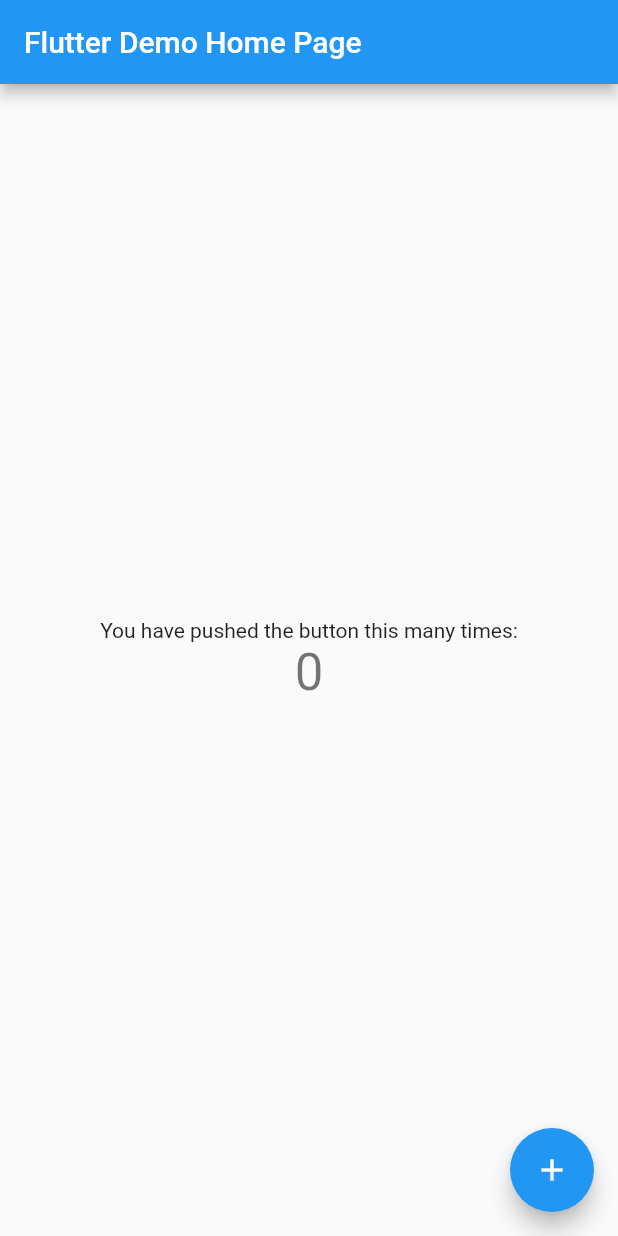
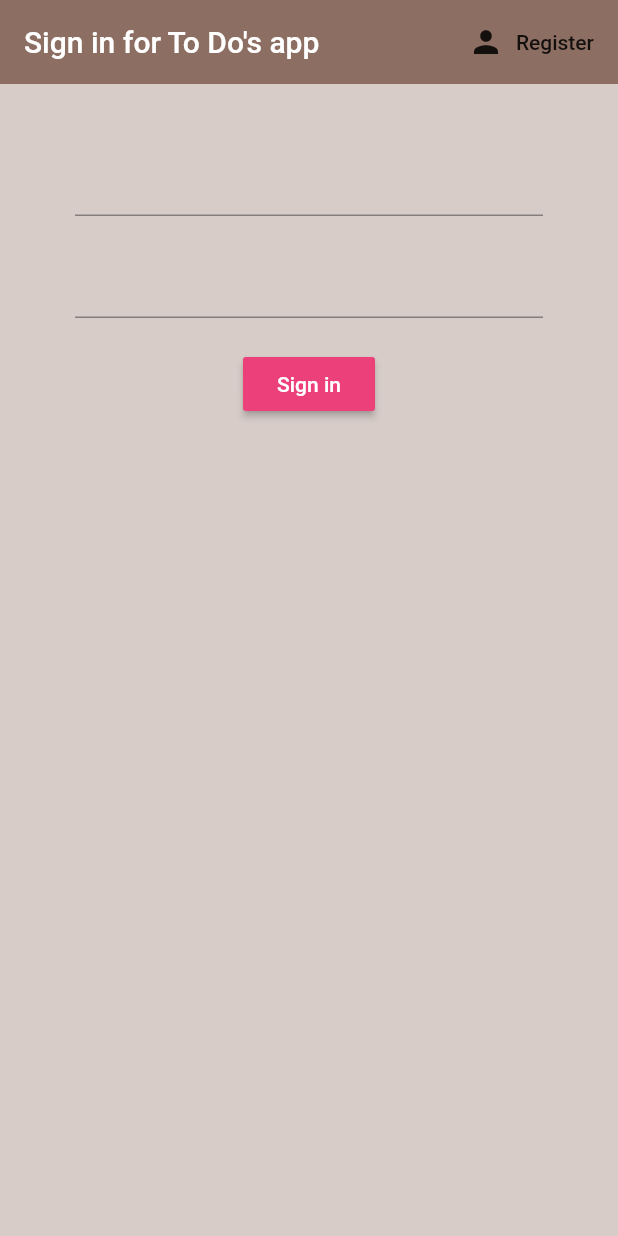
Before and after one commit to hernan1998/Flutter-Firebase, a Flutter app: the screen it shows after launch, on a phone screen of 412 x 824 dp. Run offline on Flutter 3.47's test engine with Material 2 defaults, Android fonts, the phone set to English and light mode, and no system bars; our stand-ins replace firebase_auth; accounts and stored records are empty.

```diff
--- a/lib/main.dart
+++ b/lib/main.dart
@@ -1,4 +1,8 @@
 import 'package:flutter/material.dart';
+import 'package:flutter_firebase/models/user.dart';
+import 'package:flutter_firebase/screens/wrapper.dart';
+import 'package:flutter_firebase/services/auth.dart';
+import 'package:provider/provider.dart';
 
 void main() {
   runApp(MyApp());
@@ -8,110 +12,11 @@ class MyApp extends StatelessWidget {
   // This widget is the root of your application.
   @override
   Widget build(BuildContext context) {
-    return MaterialApp(
-      title: 'Flutter Demo',
-      theme: ThemeData(
-        // This is the theme of your application.
-        //
-        // Try running your application with "flutter run". You'll see the
-        // application has a blue toolbar. Then, without quitting the app, try
-        // changing the primarySwatch below to Colors.green and then invoke
-        // "hot reload" (press "r" in the console where you ran "flutter run",
-        // or simply save your changes to "hot reload" in a Flutter IDE).
-        // Notice that the counter didn't reset back to zero; the application
-        // is not restarted.
-        primarySwatch: Colors.blue,
-        // This makes the visual density adapt to the platform that you run
-        // the app on. For desktop platforms, the controls will be smaller and
-        // closer together (more dense) than on mobile platforms.
-        visualDensity: VisualDensity.adaptivePlatformDensity,
+    return StreamProvider<User>.value(
+      value: AuthService().user,
+      child: MaterialApp(
+        home: Wrapper(),
       ),
-      home: MyHomePage(title: 'Flutter Demo Home Page'),
     );
   }
 }
-
-class MyHomePage extends StatefulWidget {
-  MyHomePage({Key key, this.title}) : super(key: key);
-
-  // This widget is the home page of your application. It is stateful, meaning
-  // that it has a State object (defined below) that contains fields that affect
-  // how it looks.
-
-  // This class is the configuration for the state. It holds the values (in this
-  // case the title) provided by the parent (in this case the App widget) and
-  // used by the build method of the State. Fields in a Widget subclass are
-  // always marked "final".
-
-  final String title;
-
-  @override
-  _MyHomePageState createState() => _MyHomePageState();
-}
-
-class _MyHomePageState extends State<MyHomePage> {
-  int _counter = 0;
-
-  void _incrementCounter() {
-    setState(() {
-      // This call to setState tells the Flutter framework that something has
-      // changed in this State, which causes it to rerun the build method below
-      // so that the display can reflect the updated values. If we changed
-      // _counter without calling setState(), then the build method would not be
-      // called again, and so nothing would appear to happen.
-      _counter++;
-    });
-  }
-
-  @override
-  Widget build(BuildContext context) {
-    // This method is rerun every time setState is called, for instance as done
-    // by the _incrementCounter method above.
-    //
-    // The Flutter framework has been optimized to make rerunning build methods
-    // fast, so that you can just rebuild anything that needs updating rather
-    // than having to individually change instances of widgets.
-    return Scaffold(
-      appBar: AppBar(
-        // Here we take the value from the MyHomePage object that was created by
-        // the App.build method, and use it to set our appbar title.
-        title: Text(widget.title),
-      ),
-      body: Center(
-        // Center is a layout widget. It takes a single child and positions it
-        // in the middle of the parent.
-        child: Column(
-          // Column is also a layout widget. It takes a list of children and
-          // arranges them vertically. By default, it sizes itself to fit its
-          // children horizontally, and tries to be as tall as its parent.
-          //
-          // Invoke "debug painting" (press "p" in the console, choose the
-          // "Toggle Debug Paint" action from the Flutter Inspector in Android
-          // Studio, or the "Toggle Debug Paint" command in Visual Studio Code)
-          // to see the wireframe for each widget.
-          //
-          // Column has various properties to control how it sizes itself and
-          // how it positions its children. Here we use mainAxisAlignment to
-          // center the children vertically; the main axis here is the vertical
-          // axis because Columns are vertical (the cross axis would be
-          // horizontal).
-          mainAxisAlignment: MainAxisAlignment.center,
-          children: <Widget>[
-            Text(
-              'You have pushed the button this many times:',
-            ),
-            Text(
-              '$_counter',
-              style: Theme.of(context).textTheme.headline4,
-            ),
-          ],
-        ),
-      ),
-      floatingActionButton: FloatingActionButton(
-        onPressed: _incrementCounter,
-        tooltip: 'Increment',
-        child: Icon(Icons.add),
-      ), // This trailing comma makes auto-formatting nicer for build methods.
-    );
-  }
-}
--- /dev/null
+++ b/lib/models/user.dart
@@ -0,0 +1,7 @@
+class User{
+
+  final String uid;
+
+  User({this.uid});
+
+}
--- /dev/null
+++ b/lib/screens/authenticate/authenticate.dart
@@ -0,0 +1,25 @@
+import 'package:flutter/material.dart';
+import 'package:flutter_firebase/screens/authenticate/sign_in.dart';
+import 'package:flutter_firebase/screens/authenticate/sign_up.dart';
+
+class Authenticate extends StatefulWidget {
+  @override
+  _AuthenticateState createState() => _AuthenticateState();
+}
+
+class _AuthenticateState extends State<Authenticate> {
+
+  bool showSignIn = true;
+  void toggleView(){
+    setState(() => showSignIn = !showSignIn);
+  }
+
+  @override
+  Widget build(BuildContext context) {
+    if(showSignIn){
+      return SignIn(toggleView: toggleView);
+    }else{
+      return SignUp(toggleView: toggleView);
+    }
+  }
+}
--- /dev/null
+++ b/lib/screens/authenticate/sign_in.dart
@@ -0,0 +1,75 @@
+import 'package:flutter/material.dart';
+import 'package:flutter_firebase/services/auth.dart';
+
+class SignIn extends StatefulWidget {
+
+  final Function toggleView;
+  SignIn({this.toggleView});
+
+  @override
+  _SignInState createState() => _SignInState();
+}
+
+class _SignInState extends State<SignIn> {
+
+  //Variables
+  final AuthService _auth = AuthService();
+
+  //Text field state
+  String email = '';
+  String password = '';
+
+  @override
+  Widget build(BuildContext context) {
+    return Scaffold(
+      backgroundColor: Colors.brown[100],
+      appBar: AppBar(
+       backgroundColor: Colors.brown[400],
+       elevation: 0.0,
+       title: Text("Sign in for To Do's app"),
+       actions: <Widget>[
+         FlatButton.icon(
+           onPressed: (){
+             widget.toggleView();
+           },
+           icon: Icon(Icons.person),
+           label: Text("Register")
+           )
+       ],
+      ),
+      body: Container(
+        padding: EdgeInsets.symmetric(vertical: 20.0, horizontal: 50.0),
+        child: Form(
+          child: Column(
+            children: <Widget>[
+              SizedBox(height: 20.0),
+              TextFormField(
+                onChanged: (val){
+                  setState(() => email = val);
+                },
+              ),
+              SizedBox(height: 20.0),
+              TextFormField(
+                obscureText: true,
+                onChanged: (val){
+                  setState(() => password = val);
+                },
+              ),
+              SizedBox(height: 20.0),
+              RaisedButton(
+                color: Colors.pink[400],
+                child: Text(
+                  'Sign in',
+                  style: TextStyle(color: Colors.white),
+                ),
+                onPressed: () async{
+
+                },
+              ),
+            ],
+          ),
+        ),
+      ),
+    );
+  }
+}
--- /dev/null
+++ b/lib/screens/wrapper.dart
@@ -0,0 +1,20 @@
+import 'package:flutter/material.dart';
+import 'package:flutter_firebase/models/user.dart';
+import 'package:flutter_firebase/screens/authenticate/authenticate.dart';
+import 'package:flutter_firebase/screens/home/home.dart';
+import 'package:provider/provider.dart';
+
+class Wrapper extends StatelessWidget {
+  @override
+  Widget build(BuildContext context) {
+
+    final user = Provider.of<User>(context);
+
+    // return Home or Authenticate widget
+    if (user == null){
+      return Authenticate();
+    }else{
+      return Home();
+    }
+  }
+}
```
Also changed, not shown: lib/screens/authenticate/sign_up.dart (added, +76 -0 lines), lib/screens/home/home.dart (added, +28 -0 lines), lib/services/auth.dart (added, +43 -0 lines), pubspec.yaml (+5 -7 lines), pubspec.lock, 8 other files.
